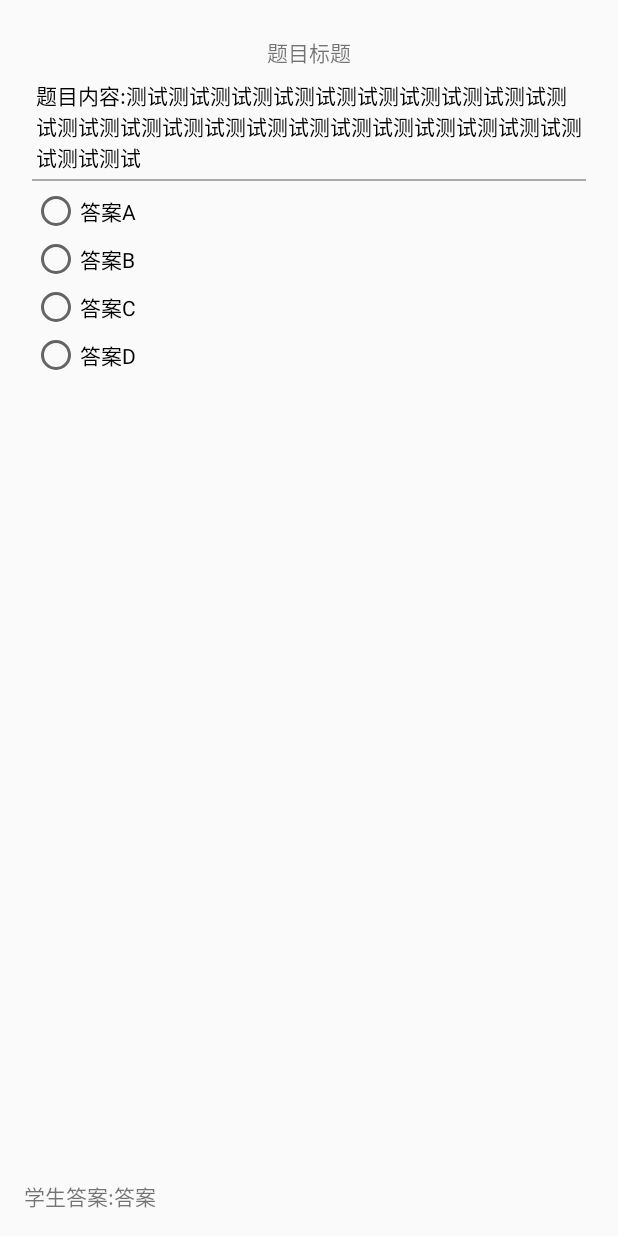
After one commit to tuzi4981/CourseInteractSystem, an Android app: the layout activity_question_detail_for_teacher.xml on its own in the app's theme, with its tools: preview values and no code run, on a phone screen of 412 x 824 dp. The commit adds this screen. Run offline under Robolectric (Android 15) with nearby library versions, the phone set to English and light mode, and no system bars.

Commit message:
修改：学生提交题目，教师查看本班所有学生提交的题目

```diff
--- a/CourseInteraction/app/src/main/AndroidManifest.xml
+++ b/CourseInteraction/app/src/main/AndroidManifest.xml
@@ -33,7 +33,8 @@
         <activity android:name=".AnswerForTeacherActivity" />
         <activity android:name=".QueryAnswerActivity" />
         <activity android:name=".SelectQuestionTypeActivity" />
-        <activity android:name=".QuestionDetailForStudentActivity"></activity>
+        <activity android:name=".QuestionDetailForStudentActivity" />
+        <activity android:name=".QuestionDetailForTeacherActivity"></activity>
     </application>
 
 </manifest>
--- a/CourseInteraction/app/src/main/res/layout/activity_post.xml
+++ b/CourseInteraction/app/src/main/res/layout/activity_post.xml
@@ -35,6 +35,7 @@
             android:layout_marginLeft="20dp"
             android:layout_marginRight="20dp"
             android:layout_marginTop="20dp"
+            android:inputType="textPassword"
             android:hint="密码:" />
     </android.support.design.widget.TextInputLayout>
 
@@ -49,6 +50,7 @@
             android:layout_marginLeft="20dp"
             android:layout_marginRight="20dp"
             android:layout_marginTop="20dp"
+            android:inputType="textPassword"
             android:hint="再次输入密码:" />
     </android.support.design.widget.TextInputLayout>
 
--- /dev/null
+++ b/CourseInteraction/app/src/main/res/layout/activity_question_detail_for_teacher.xml
@@ -0,0 +1,106 @@
+<?xml version="1.0" encoding="utf-8"?>
+<LinearLayout xmlns:android="http://schemas.android.com/apk/res/android"
+    xmlns:tools="http://schemas.android.com/tools"
+    android:layout_width="match_parent"
+    android:layout_height="match_parent"
+    android:paddingBottom="@dimen/activity_vertical_margin"
+    android:paddingLeft="@dimen/activity_horizontal_margin"
+    android:paddingRight="@dimen/activity_horizontal_margin"
+    android:paddingTop="@dimen/activity_vertical_margin"
+    tools:context=".QuestionDetailForTeacherActivity"
+    android:orientation="vertical"
+    >
+    <LinearLayout
+        android:layout_width="match_parent"
+        android:layout_height="wrap_content"
+        android:orientation="horizontal"
+        android:gravity="center">
+        <TextView
+            android:id="@+id/activity_questiondetailforteacher_tv_title"
+            android:layout_width="wrap_content"
+            android:layout_height="wrap_content"
+            android:layout_marginTop="8dp"
+            android:layout_marginBottom="8dp"
+            android:text="题目标题"/>
+    </LinearLayout>
+
+    <LinearLayout
+        android:layout_width="match_parent"
+        android:layout_height="wrap_content"
+        android:orientation="horizontal"
+        android:layout_marginLeft="8dp"
+        android:layout_marginRight="8dp"
+        android:gravity="center">
+        <TextView
+            android:id="@+id/activity_questiondetailforteacher_tv_qescontent"
+            android:layout_width="wrap_content"
+            android:layout_height="wrap_content"
+            android:textColor="@android:color/background_dark"
+            android:text="题目内容:测试测试测试测试测试测试测试测试测试测试测试测试测试测试测试测试测试测试测试测试测试测试测试测试测试测试"/>
+    </LinearLayout>
+
+    <View
+        android:layout_width="match_parent"
+        android:layout_height="1dp"
+        android:background="@android:color/darker_gray"
+        android:layout_marginTop="4dp"
+        android:layout_marginBottom="4dp"
+        android:layout_marginLeft="5dp"
+        android:layout_marginRight="5dp"></View>
+
+
+    <LinearLayout
+        android:id="@+id/activity_questiondetailforteacher_ll_answer_choose"
+        android:layout_width="match_parent"
+        android:layout_height="wrap_content"
+        android:orientation="horizontal"
+        android:layout_marginLeft="5dp"
+        android:layout_marginRight="5dp"
+        android:layout_weight="1">
+
+        <RadioGroup
+            android:id="@+id/activity_questiondetailforteacher_rg_choose"
+            android:layout_width="match_parent"
+            android:layout_height="wrap_content">
+            <RadioButton
+                android:id="@+id/activity_questiondetailforteacher_rb_A"
+                android:layout_width="wrap_content"
+                android:layout_height="wrap_content"
+                android:clickable="false"
+                android:text="答案A"/>
+            <RadioButton
+                android:id="@+id/activity_questiondetailforteacher_rb_B"
+                android:layout_width="wrap_content"
+                android:layout_height="wrap_content"
+                android:clickable="false"
+                android:text="答案B"/>
+            <RadioButton
+                android:id="@+id/activity_questiondetailforteacher_rb_C"
+                android:layout_width="wrap_content"
+                android:layout_height="wrap_content"
+                android:clickable="false"
+                android:text="答案C"/>
+            <RadioButton
+                android:id="@+id/activity_questiondetailforteacher_rb_D"
+                android:layout_width="wrap_content"
+                android:layout_height="wrap_content"
+                android:clickable="false"
+                android:text="答案D"/>
+        </RadioGroup>
+    </LinearLayout>
+
+    <LinearLayout
+        android:layout_width="match_parent"
+        android:layout_height="wrap_content"
+        android:orientation="horizontal">
+        <TextView
+            android:layout_width="wrap_content"
+            android:layout_height="wrap_content"
+            android:text="学生答案:"/>
+        <TextView
+            android:id="@+id/activity_questiondetailforteacher_tv_answer"
+            android:layout_width="wrap_content"
+            android:layout_height="wrap_content"
+            android:text="答案"/>
+    </LinearLayout>
+</LinearLayout>
--- a/CourseInteraction/app/src/main/res/values/strings.xml
+++ b/CourseInteraction/app/src/main/res/values/strings.xml
@@ -7,9 +7,9 @@
 
     <!-- Strings related to login -->
     <string name="prompt_email">Email</string>
-    <string name="prompt_userid">UserID</string>
-    <string name="prompt_password">Password (optional)</string>
-    <string name="action_sign_in">Sign in</string>
+    <string name="prompt_userid">账号</string>
+    <string name="prompt_password">密码</string>
+    <string name="action_sign_in">登录</string>
     <string name="action_sign_in_short">Sign in</string>
     <string name="action_register">Register</string>
     <string name="error_invalid_email">This UserID is invalid</string>
```
Also changed, not shown: CourseInteraction/app/src/main/java/com/guo/course/courseinteraction/QueryAnswerActivity.java (+21 -0 lines), CourseInteraction/app/src/main/java/com/guo/course/courseinteraction/QuestionDetailForStudentActivity.java (+7 -0 lines), CourseInteraction/app/src/main/java/com/guo/course/courseinteraction/QuestionDetailForTeacherActivity.java (added, +102 -0 lines), 1 other file.
